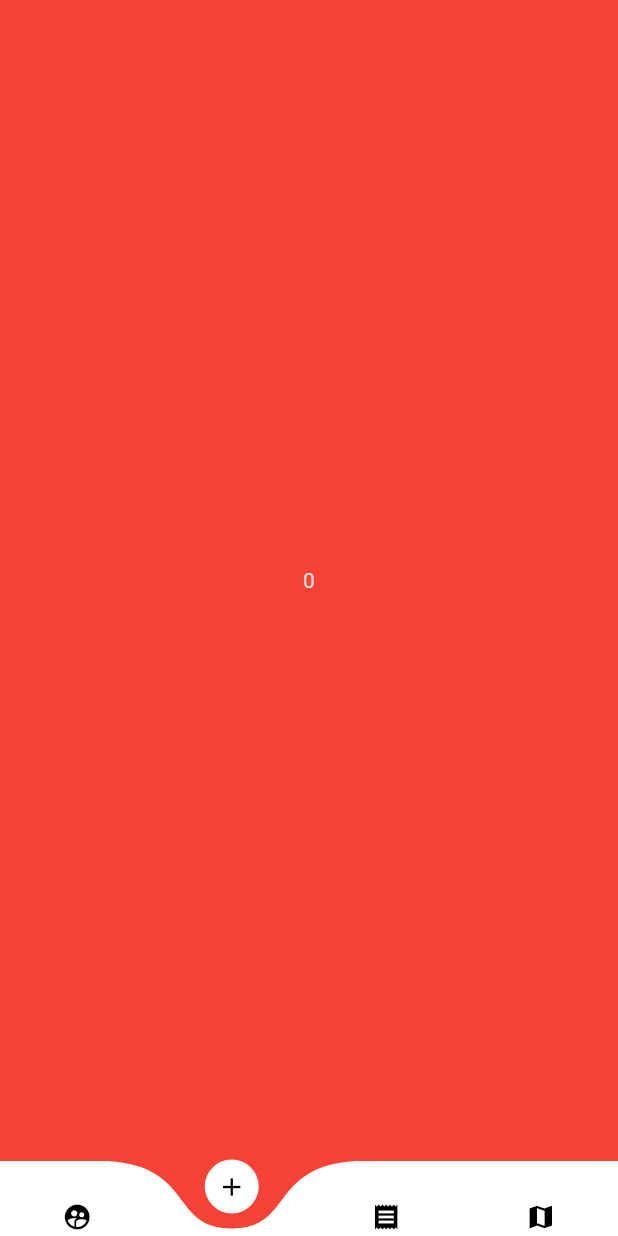
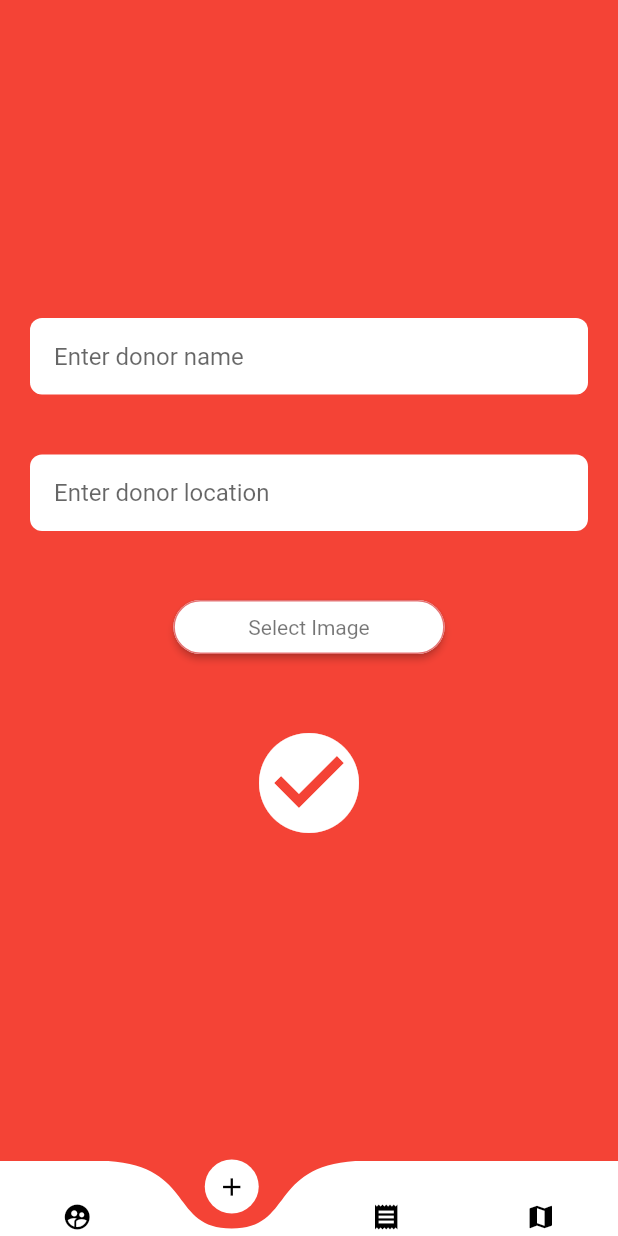
Before and after one commit to aditya0072001/raktaraisers, a Flutter app: the screen it shows after launch, on a phone screen of 412 x 824 dp. Run offline on Flutter 3.47's test engine with Material 2 defaults, Android fonts, the phone set to English and light mode, and no system bars; drawn by our look-alikes of curved_navigation_bar; our stand-ins replace firebase_database, image_picker; accounts and stored records are empty.

Commit message:
its working

```diff
--- a/raktaraisers/lib/main.dart
+++ b/raktaraisers/lib/main.dart
@@ -1,5 +1,6 @@
 import 'package:flutter/material.dart';
 import 'package:curved_navigation_bar/curved_navigation_bar.dart';
+import 'package:raktaraisers/pages/give.dart';
 
 void main() {
   runApp(MyApp());
@@ -22,7 +23,7 @@ class MyHomePage extends StatefulWidget {
 }
 
 class _MyHomePageState extends State<MyHomePage> {
-  int _page = 0;
+  int _page = 1;
   GlobalKey _bottomNavigationKey = GlobalKey();
   @override
   Widget build(BuildContext context) {
@@ -34,10 +35,7 @@ class _MyHomePageState extends State<MyHomePage> {
         child: Column(
           mainAxisAlignment: MainAxisAlignment.center,
           children: [
-            Text(
-              _page.toString(),
-              style: TextStyle(color: Colors.grey[300]),
-            ),
+            if (_page == 1) Give(),
           ],
         ),
       ),
--- a/raktaraisers/lib/models/doner.dart
+++ b/raktaraisers/lib/models/doner.dart
@@ -1 +1,9 @@
 import 'package:flutter/material.dart';
+
+class Donor {
+  String name;
+  String location;
+  String image;
+
+  Donor({this.name, this.location, this.image});
+}
--- /dev/null
+++ b/raktaraisers/lib/pages/about.dart
@@ -0,0 +1 @@
+import 'package:flutter/material.dart';
--- /dev/null
+++ b/raktaraisers/lib/pages/give.dart
@@ -0,0 +1,109 @@
+import 'package:flutter/material.dart';
+import 'package:firebase_database/firebase_database.dart';
+import 'package:image_picker/image_picker.dart';
+import 'package:raktaraisers/models/doner.dart';
+import 'dart:async';
+import 'dart:io';
+
+class Give extends StatefulWidget {
+  @override
+  _GiveState createState() => new _GiveState();
+}
+
+class _GiveState extends State<Give> {
+  Donor donor;
+  final name = TextEditingController();
+  File image;
+  final picker = ImagePicker();
+  final location = TextEditingController();
+
+  Future getImage() async {
+    final pickedFile = await picker.getImage(source: ImageSource.gallery);
+
+    setState(() {
+      image = File(pickedFile.path);
+    });
+  }
+
+  @override
+  void dispose() {
+    name.dispose();
+    location.dispose();
+    super.dispose();
+  }
+
+  @override
+  Widget build(BuildContext context) {
+    return Container(
+      child: Column(
+        children: [
+          Padding(
+            padding: const EdgeInsets.all(20),
+            child: TextField(
+              controller: name,
+              keyboardType: TextInputType.text,
+              decoration: InputDecoration(
+                  hintText: "Enter donor name",
+                  labelStyle: TextStyle(color: Colors.grey[500]),
+                  border: OutlineInputBorder(
+                    borderRadius: BorderRadius.circular(8),
+                    borderSide: BorderSide(
+                      width: 0,
+                      style: BorderStyle.none,
+                    ),
+                  ),
+                  filled: true,
+                  contentPadding: EdgeInsets.all(16),
+                  fillColor: Colors.white),
+              style: TextStyle(color: Colors.black),
+              cursorColor: Colors.black,
+            ),
+          ),
+          Padding(
+            padding: const EdgeInsets.all(20),
+            child: TextFormField(
+              controller: location,
+              keyboardType: TextInputType.text,
+              decoration: InputDecoration(
+                  hintText: "Enter donor location",
+                  labelStyle: TextStyle(color: Colors.grey[500]),
+                  border: OutlineInputBorder(
+                    borderRadius: BorderRadius.circular(8),
+                    borderSide: BorderSide(
+                      width: 0,
+                      style: BorderStyle.none,
+                    ),
+                  ),
+                  filled: true,
+                  contentPadding: EdgeInsets.all(16),
+                  fillColor: Colors.white),
+              style: TextStyle(color: Colors.black),
+              cursorColor: Colors.black,
+            ),
+          ),
+          Padding(
+              padding: const EdgeInsets.all(20),
+              child: RaisedButton(
+                padding: EdgeInsets.fromLTRB(50, 0, 50, 0),
+                onPressed: getImage,
+                color: Colors.white,
+                shape: RoundedRectangleBorder(
+                    borderRadius: BorderRadius.circular(18.0),
+                    side: BorderSide(color: Colors.red[300])),
+                child: Text(
+                  "Select Image",
+                  style: TextStyle(
+                      color: Colors.black54, fontWeight: FontWeight.w400),
+                ),
+              )),
+          Padding(
+            padding: EdgeInsets.all(20),
+            child: GestureDetector(
+              child: Icon(Icons.check_circle, size: 80, color: Colors.white),
+            ),
+          )
+        ],
+      ),
+    );
+  }
+}
--- a/raktaraisers/pubspec.yaml
+++ b/raktaraisers/pubspec.yaml
@@ -25,11 +25,16 @@ dependencies:
     sdk: flutter
   curved_navigation_bar: ^0.3.3
   flutter_auth_buttons: ^0.10.0
+  image_picker: ^0.6.7+7
+
   firebase_auth: ^0.14.0+5
   firebase_dynamic_links: ^0.5.1
   firebase_core: ^0.4.0+9
   firebase_analytics: ^5.0.2
   cloud_firestore: ^0.12.9+5
+  firebase_database: ^3.0.0
+
+
 
 
   # The following adds the Cupertino Icons font to your application.
```
Also changed, not shown: raktaraisers/pubspec.lock.
